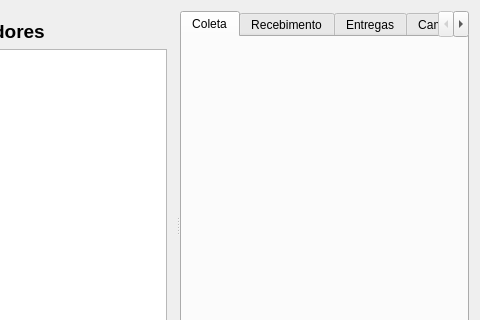
Before: the Qt Designer form ui/widgetlogistica.ui in lellisls/ERP-STACCATO, drawn with Qt 5; both pictures show x 223 to 703 and y 0 to 320 of the 703 by 450 pixel window.
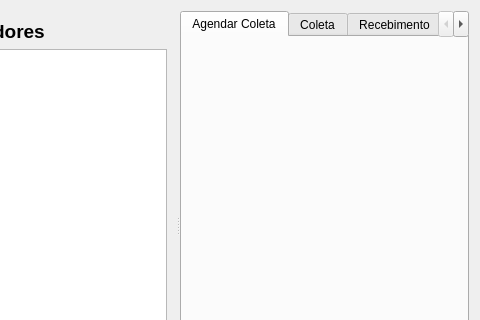
After: the same form once the commit is applied. Custom widgets are drawn as their Qt base class.

```diff
--- a/ui/widgetlogistica.ui
+++ b/ui/widgetlogistica.ui
@@ -2,6 +2,9 @@
 <ui version="4.0">
  <class>WidgetLogistica</class>
  <widget class="QWidget" name="WidgetLogistica">
+  <property name="enabled">
+   <bool>true</bool>
+  </property>
   <property name="geometry">
    <rect>
     <x>0</x>
@@ -76,6 +79,16 @@
       <property name="currentIndex">
        <number>0</number>
       </property>
+      <widget class="QWidget" name="tab_3">
+       <attribute name="title">
+        <string>Agendar Coleta</string>
+       </attribute>
+       <layout class="QGridLayout" name="gridLayout_5">
+        <item row="0" column="0">
+         <widget class="WidgetLogisticaAgendarColeta" name="widgetAgendarColeta" native="true"/>
+        </item>
+       </layout>
+      </widget>
       <widget class="QWidget" name="tab_5">
        <attribute name="title">
         <string>Coleta</string>
@@ -96,6 +109,11 @@
         </item>
        </layout>
       </widget>
+      <widget class="QWidget" name="tab_4">
+       <attribute name="title">
+        <string>Agendar Entrega</string>
+       </attribute>
+      </widget>
       <widget class="QWidget" name="tab_7">
        <attribute name="title">
         <string>Entregas</string>
@@ -156,6 +174,12 @@
    <header>src/widgetlogisticarepresentacao.h</header>
    <container>1</container>
   </customwidget>
+  <customwidget>
+   <class>WidgetLogisticaAgendarColeta</class>
+   <extends>QWidget</extends>
+   <header>src/widgetlogisticaagendarcoleta.h</header>
+   <container>1</container>
+  </customwidget>
  </customwidgets>
  <resources/>
  <connections/>
```
